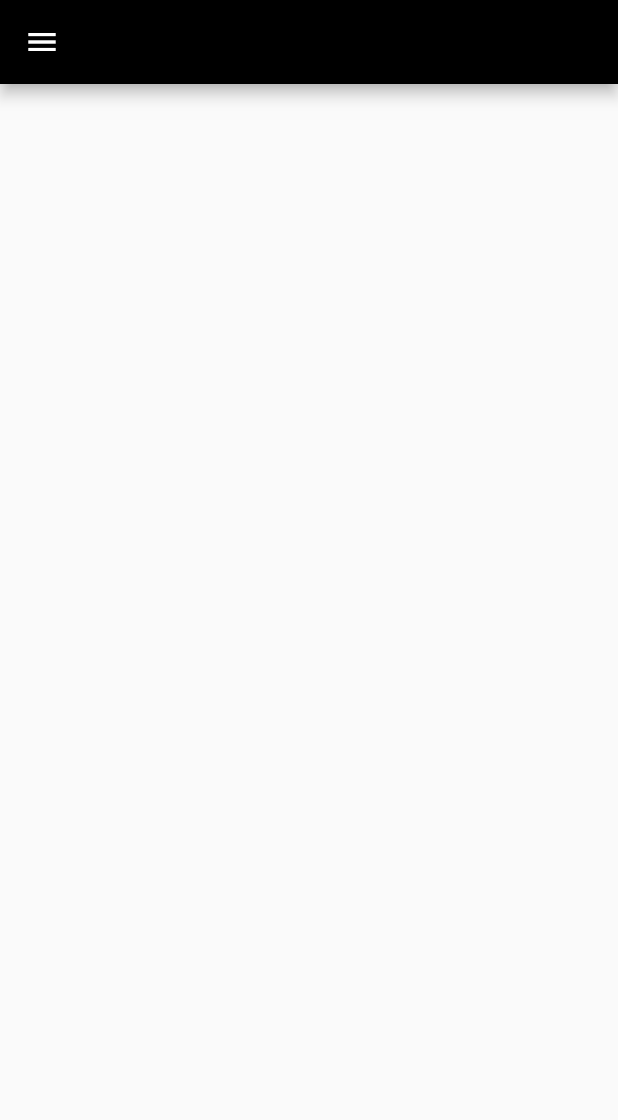
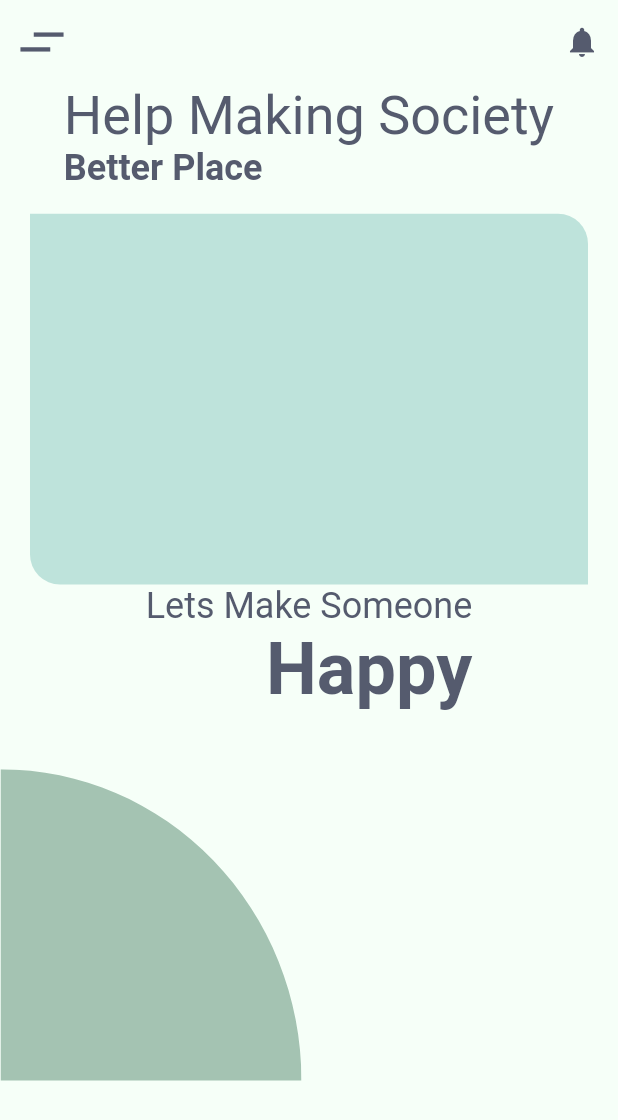
Before and after one commit to ratneshgujarathi/GiveLivly, a Flutter app: the HomeScreen screen opened by its route, on a phone screen of 412 x 824 dp. Shown: the top 1120 px of the screen. Run offline on Flutter 3.47's test engine with Material 2 defaults, Android fonts, the phone set to English and light mode, and no system bars; our stand-ins replace flutter_svg, google_fonts; Roboto replaces fonts that are missing (Amiri).

Commit message:
HomeScreen changes

```diff
--- a/lib/Screens/home_screen.dart
+++ b/lib/Screens/home_screen.dart
@@ -1,16 +1,121 @@
 import 'package:flutter/material.dart';
+import 'package:flutter_svg/flutter_svg.dart';
+import 'package:givelivly_beta/themes/themes_.dart';
 
-class HomeScreen extends StatelessWidget {
+class HomeScreen extends StatefulWidget {
   const HomeScreen({Key? key}) : super(key: key);
 
   @override
+  State<HomeScreen> createState() => _HomeScreenState();
+}
+
+var scafoldKey = GlobalKey<ScaffoldState>();
+
+class _HomeScreenState extends State<HomeScreen> {
+  @override
   Widget build(BuildContext context) {
+    Size size = MediaQuery.of(context).size;
     return SafeArea(
       child: Scaffold(
+        key: scafoldKey,
         appBar: AppBar(
-          backgroundColor: Colors.black,
+          actions: <Widget>[
+            IconButton(
+              icon: const Icon(Icons.notifications,
+                  color: ColorsData.darkBluishColor),
+              tooltip: 'Show Snackbar',
+              onPressed: () {
+                ScaffoldMessenger.of(context).showSnackBar(
+                    const SnackBar(content: Text('This is a snackbar')));
+              },
+            ),
+          ],
+          elevation: 0,
+          leading: IconButton(
+            icon: SvgPicture.asset('assets/Drawables/Toggle Button.svg'),
+            onPressed: () {
+              scafoldKey.currentState!.openDrawer();
+            },
+          ),
+          backgroundColor: ColorsData.lightColor,
         ),
         drawer: Drawer(),
+        body: Container(
+          height: size.height,
+          width: size.width,
+          color: ColorsData.lightColor,
+          child: Expanded(
+            flex: 5,
+            child: Column(
+              children: [
+                Column(
+                  crossAxisAlignment: CrossAxisAlignment.start,
+                  children: const [
+                    Text(
+                      "Help Making Society",
+                      style: TextStyle(
+                        fontSize: 36,
+                        color: ColorsData.darkBluishColor,
+                      ),
+                    ),
+                    Text(
+                      "Better Place",
+                      style: TextStyle(
+                        fontSize: 24,
+                        color: ColorsData.darkBluishColor,
+                        fontWeight: FontWeight.bold,
+                      ),
+                    ),
+                  ],
+                ),
+                SizedBox(
+                  height: size.height * 0.02,
+                ),
+                Padding(
+                  padding: const EdgeInsets.symmetric(horizontal: 20),
+                  child: Container(
+                    height: size.height * 0.3,
+                    decoration: const BoxDecoration(
+                      borderRadius: BorderRadius.only(
+                        topRight: Radius.circular(20),
+                        bottomLeft: Radius.circular(20),
+                      ),
+                      color: ColorsData.darkGreenCreamColor,
+                    ),
+                  ),
+                ),
+                Column(
+                  crossAxisAlignment: CrossAxisAlignment.end,
+                  children: [
+                    Text(
+                      "Lets Make Someone",
+                      style: TextStyle(
+                          fontSize: 24, color: ColorsData.darkBluishColor),
+                    ),
+                    Text(
+                      "Happy",
+                      style: TextStyle(
+                          fontSize: 48,
+                          fontWeight: FontWeight.bold,
+                          color: ColorsData.darkBluishColor),
+                    )
+                  ],
+                ),
+                Container(
+                  height: size.height * 0.3,
+                  child: Stack(
+                    children: [
+                      Positioned(
+                          bottom: 0,
+                          child: SvgPicture.asset(
+                              'assets/Drawables/Ellipse 19.svg')),
+                    ],
+                  ),
+                )
+              ],
+            ),
+          ),
+        ),
       ),
     );
   }
```
Also changed, not shown: pubspec.yaml (+2 -17 lines), assets/Drawables/Ellipse 19.svg (added), assets/Drawables/Toggle Button.svg (added).
